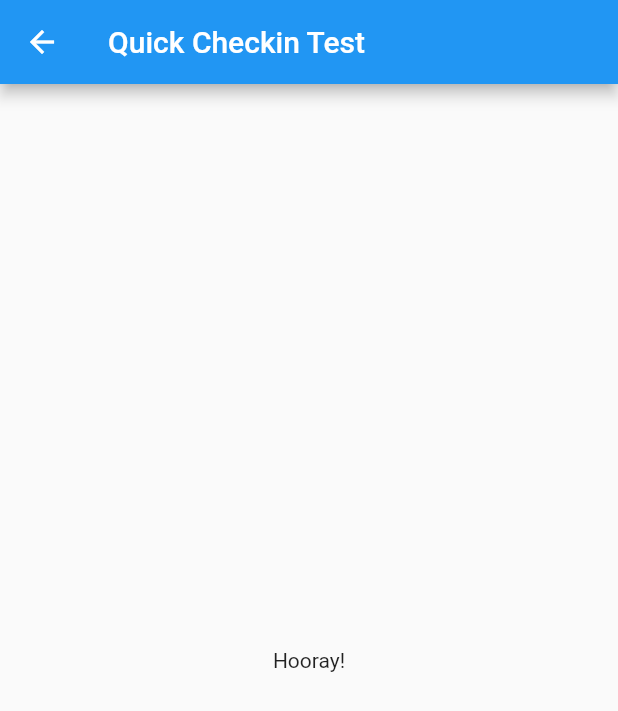
After one commit to tianhaoz95/test-drive-flutter-github-actions, a Flutter app: the CheckinTestPage screen opened by its route, on a phone screen of 412 x 824 dp. The commit adds this screen. Shown: the top 711 px of the screen. Run offline on Flutter 3.47's test engine with Material 2 defaults, Android fonts, the phone set to English and light mode, and no system bars.

Commit message:
dev: add few pages

```diff
--- /dev/null
+++ b/flutter_github_actions/lib/checkin_test.dart
@@ -0,0 +1,23 @@
+import 'package:flutter/material.dart';
+import 'package:flutter/widgets.dart';
+
+class CheckinTestPage extends StatelessWidget {
+  @override
+  Widget build(BuildContext context) {
+    return Scaffold(
+      appBar: AppBar(
+        title: Text('Quick Checkin Test'),
+      ),
+      body: Center(
+        child: Column(
+          mainAxisAlignment: MainAxisAlignment.center,
+          children: <Widget>[
+            Text(
+              'Hooray!',
+            ),
+          ],
+        ),
+      ),
+    );
+  }
+}
--- a/flutter_github_actions/lib/main.dart
+++ b/flutter_github_actions/lib/main.dart
@@ -1,4 +1,7 @@
 import 'package:flutter/material.dart';
+import 'package:flutter_github_actions/checkin_test.dart';
+import 'package:flutter_github_actions/doc_test.dart';
+import 'package:flutter_github_actions/merge_test.dart';
 
 void main() => runApp(MyApp());
 
@@ -10,7 +13,13 @@ class MyApp extends StatelessWidget {
       theme: ThemeData(
         primarySwatch: Colors.blue,
       ),
-      home: HomePage(),
+      initialRoute: '/',
+      routes: {
+        '/': (context) => HomePage(),
+        '/checkin_test': (context) => CheckinTestPage(),
+        '/merge_test': (context) => MergeTestPage(),
+        '/doc_test': (context) => DocTestPage(),
+      },
     );
   }
 }
```
Also changed, not shown: flutter_github_actions/lib/doc_test.dart (added, +23 -0 lines), flutter_github_actions/lib/merge_test.dart (added, +23 -0 lines).
